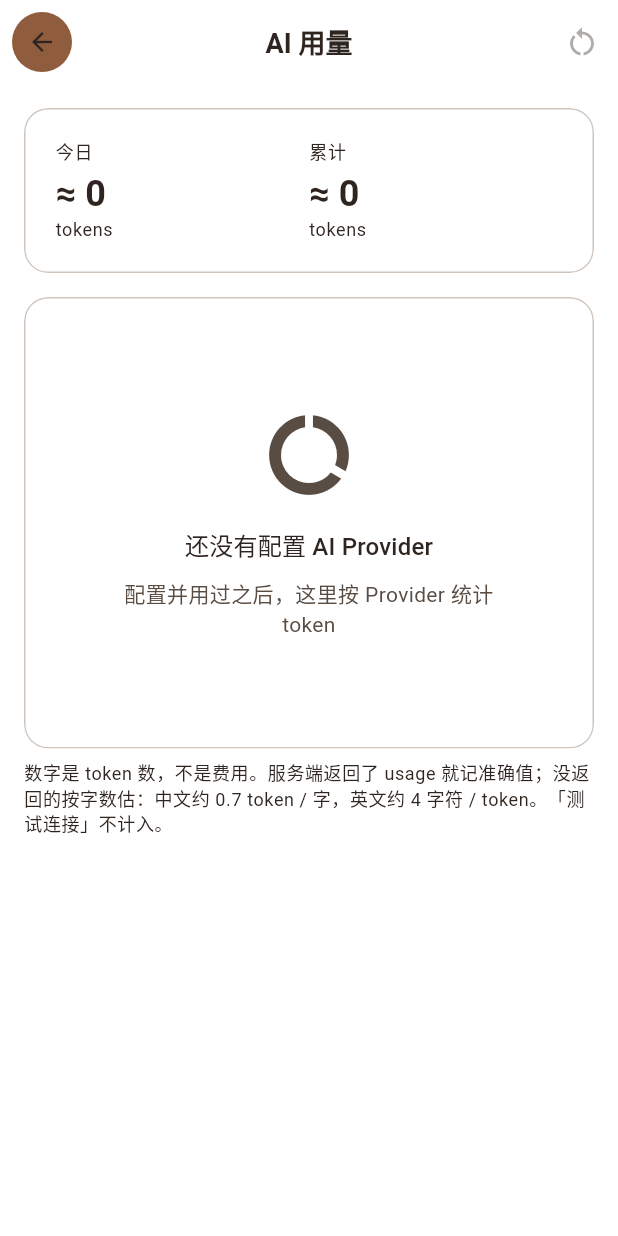
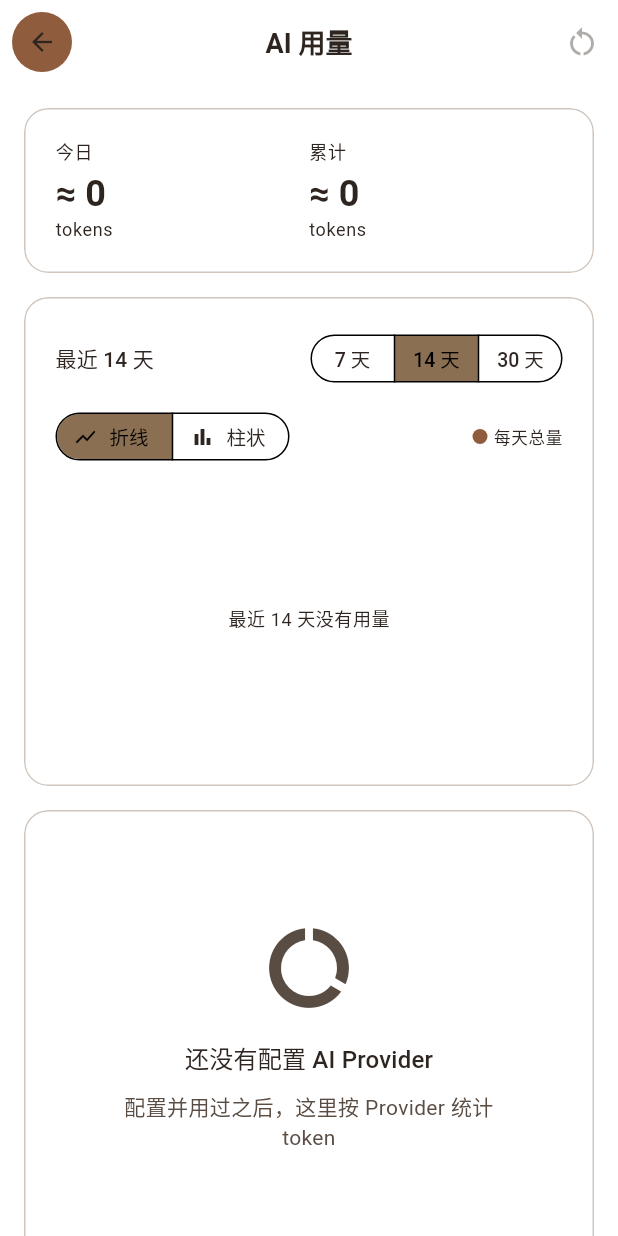
Before and after one commit to yarizm/Yunchuang, a Flutter app: the AiProviderListPage screen opened directly, after a tap on the "data usage" icon, on a phone screen of 412 x 824 dp. Run offline on Flutter 3.47's test engine with Material 3 defaults, Android fonts, the phone set to English and light mode, and no system bars; our stand-ins replace audio_service, csv, dio, drift, file_picker, flutter_markdown_plus and 6 more; missing offline and left inert: audio_session, charset_converter, desktop_drop, epubx, syncfusion_flutter_pdf, syncfusion_flutter_pdfviewer; accounts and stored records are empty; generated files the repository leaves out were written again.

Commit message:
feat(ai): 用量页加折线 / 柱状图，按天记录 token
- AiProviderUsage 改为按天记录（days: yyyy-MM-dd → 输入 / 输出 / 次数），
  只留最近 60 天；累计数单独存不受裁剪影响。老格式（顶层 today* 字段）
  照读
- AiUsageTracker.dailySeries(days, providerId) 给最近 N 天每天的用量，
  没记录的天补 0
- 用量页新增图表卡：折线（每天总量）/ 柱状（输入 / 输出堆叠）可切，
  7 / 14 / 30 天可切。CustomPainter 自绘，不引图表库

Co-Authored-By: Claude Opus 5 <noreply@anthropic.com>

```diff
--- a/lib/pages/settings/ai_usage_page.dart
+++ b/lib/pages/settings/ai_usage_page.dart
@@ -6,17 +6,26 @@ import '../../providers/ai/ai_usage.dart';
 import '../../providers/database_provider.dart';
 import '../../widgets/empty_state.dart';
 import '../../widgets/glass_container.dart';
+import '../../widgets/token_usage_chart.dart';
 import 'ai_provider_list.dart';
 
 /// 各 Provider 的 token 用量：今日 / 累计，输入 / 输出。
 ///
 /// 只是个计数器，不是账单：服务端返回了 usage 才是准确值，没返回的按字数
 /// 估，估过的请求数单独标出来。价格各家各模型都不一样，这里不折算成钱。
-class AiUsagePage extends ConsumerWidget {
+class AiUsagePage extends ConsumerStatefulWidget {
   const AiUsagePage({super.key});
 
   @override
-  Widget build(BuildContext context, WidgetRef ref) {
+  ConsumerState<AiUsagePage> createState() => _AiUsagePageState();
+}
+
+class _AiUsagePageState extends ConsumerState<AiUsagePage> {
+  TokenChartStyle _chartStyle = TokenChartStyle.line;
+  int _chartDays = 14;
+
+  @override
+  Widget build(BuildContext context) {
     final theme = Theme.of(context);
     final tracker = ref.watch(aiUsageTrackerProvider);
     final providersAsync = ref.watch(allAiProvidersProvider);
@@ -96,6 +105,13 @@ class AiUsagePage extends ConsumerWidget {
                   ],
                 ),
               ),
+              _ChartCard(
+                days: tracker.dailySeries(days: _chartDays),
+                style: _chartStyle,
+                range: _chartDays,
+                onStyleChanged: (style) => setState(() => _chartStyle = style),
+                onRangeChanged: (days) => setState(() => _chartDays = days),
+              ),
               if (rows.isEmpty)
                 const GlassContainer.stable(
                   padding: EdgeInsets.symmetric(
@@ -153,6 +169,129 @@ class AiUsagePage extends ConsumerWidget {
       ),
     );
     if (confirmed == true) reset();
+  }
+}
+
+/// 最近 N 天的用量图：折线看趋势，柱状看输入 / 输出各占多少。
+class _ChartCard extends StatelessWidget {
+  final List<AiUsageDay> days;
+  final TokenChartStyle style;
+  final int range;
+  final ValueChanged<TokenChartStyle> onStyleChanged;
+  final ValueChanged<int> onRangeChanged;
+
+  const _ChartCard({
+    required this.days,
+    required this.style,
+    required this.range,
+    required this.onStyleChanged,
+    required this.onRangeChanged,
+  });
+
+  @override
+  Widget build(BuildContext context) {
+    final theme = Theme.of(context);
+    final scheme = theme.colorScheme;
+    final hasData = days.any((d) => d.usage.totalTokens > 0);
+    return GlassContainer.stable(
+      padding: const EdgeInsets.all(20),
+      margin: const EdgeInsets.only(bottom: 16),
+      child: Column(
+        crossAxisAlignment: CrossAxisAlignment.start,
+        children: [
+          Row(
+            children: [
+              Expanded(
+                child: Text('最近 $range 天', style: theme.textTheme.titleSmall),
+              ),
+              SegmentedButton<int>(
+                key: const Key('ai-usage-chart-range'),
+                showSelectedIcon: false,
+                style: const ButtonStyle(
+                  visualDensity: VisualDensity.compact,
+                ),
+                segments: const [
+                  ButtonSegment(value: 7, label: Text('7 天')),
+                  ButtonSegment(value: 14, label: Text('14 天')),
+                  ButtonSegment(value: 30, label: Text('30 天')),
+                ],
+                selected: {range},
+                onSelectionChanged: (s) => onRangeChanged(s.first),
+              ),
+            ],
+          ),
+          const SizedBox(height: 12),
+          Row(
+            children: [
+              SegmentedButton<TokenChartStyle>(
+                key: const Key('ai-usage-chart-style'),
+                showSelectedIcon: false,
+                style: const ButtonStyle(
+                  visualDensity: VisualDensity.compact,
+                ),
+                segments: const [
+                  ButtonSegment(
+                    value: TokenChartStyle.line,
+                    label: Text('折线'),
+                    icon: Icon(Icons.show_chart, size: 16),
+                  ),
+                  ButtonSegment(
+                    value: TokenChartStyle.bar,
+                    label: Text('柱状'),
+                    icon: Icon(Icons.bar_chart, size: 16),
+                  ),
+                ],
+                selected: {style},
+                onSelectionChanged: (s) => onStyleChanged(s.first),
+              ),
+              const Spacer(),
+              if (style == TokenChartStyle.bar) ...[
+                _LegendDot(color: scheme.primary, label: '输入'),
+                const SizedBox(width: 10),
+                _LegendDot(color: scheme.tertiary, label: '输出'),
+              ] else
+                _LegendDot(color: scheme.primary, label: '每天总量'),
+            ],
+          ),
+          const SizedBox(height: 12),
+          if (hasData)
+            TokenUsageChart(days: days, style: style)
+          else
+            SizedBox(
+              height: 180,
+              child: Center(
+                child: Text(
+                  '最近 $range 天没有用量',
+                  style: theme.textTheme.bodySmall,
+                ),
+              ),
+            ),
+        ],
+      ),
+    );
+  }
+}
+
+class _LegendDot extends StatelessWidget {
+  final Color color;
+  final String label;
+
+  const _LegendDot({required this.color, required this.label});
+
+  @override
+  Widget build(BuildContext context) {
+    return Row(
+      mainAxisSize: MainAxisSize.min,
+      children: [
+        Container(
+          width: 10,
+          height: 10,
+          decoration: BoxDecoration(color: color, shape: BoxShape.circle),
+        ),
+        const SizedBox(width: 4),
+        Text(label, style: Theme.of(context).textTheme.labelSmall),
+      ],
+    );
   }
 }
 
--- a/lib/providers/ai/ai_usage.dart
+++ b/lib/providers/ai/ai_usage.dart
@@ -117,9 +117,61 @@ bool _isCjk(int unit) =>
 bool _isWhitespace(int unit) =>
     unit == 0x20 || unit == 0x09 || unit == 0x0A || unit == 0x0D;
 
+/// 某一天的用量。
+@immutable
+class AiDayUsage {
+  final int promptTokens;
+  final int completionTokens;
+  final int requests;
+
+  const AiDayUsage({
+    this.promptTokens = 0,
+    this.completionTokens = 0,
+    this.requests = 0,
+  });
+
+  static const empty = AiDayUsage();
+
+  int get totalTokens => promptTokens + completionTokens;
+
+  AiDayUsage add(AIUsage usage) => AiDayUsage(
+        promptTokens: promptTokens + usage.promptTokens,
+        completionTokens: completionTokens + usage.completionTokens,
+        requests: requests + 1,
+      );
+
+  AiDayUsage plus(AiDayUsage other) => AiDayUsage(
+        promptTokens: promptTokens + other.promptTokens,
+        completionTokens: completionTokens + other.completionTokens,
+        requests: requests + other.requests,
+      );
+
+  List<int> toJson() => [promptTokens, completionTokens, requests];
+
+  static AiDayUsage fromJson(Object? json) {
+    if (json is! List || json.length < 3) return empty;
+    int at(int i) {
+      final v = json[i];
+      return v is num ? v.toInt() : 0;
+    }
+
+    return AiDayUsage(
+      promptTokens: at(0),
+      completionTokens: at(1),
+      requests: at(2),
+    );
+  }
+}
+
 /// 一个 Provider 的累计用量。
+///
+/// 累计数单独存，不从 [days] 加总：按天的记录只保留最近 [keptDays] 天，
+/// 累计数要一直往上加。
 @immutable
 class AiProviderUsage {
+  /// 按天记录保留多少天。图表最多看 30 天，多留一倍余量。
+  static const keptDays = 60;
+
   final int promptTokens;
   final int completionTokens;
   final int requests;
@@ -127,11 +179,11 @@ class AiProviderUsage {
   /// 其中按字数估算（API 没返回 usage）的请求数。
   final int estimatedRequests;
 
-  /// 「今日」这一栏：[todayKey] 是 yyyy-MM-dd，换天就清零。
+  /// 按天的用量，键是 yyyy-MM-dd。
+  final Map<String, AiDayUsage> days;
+
+  /// 「今日」是哪一天。由 [forDay] 设定，读今日数字前要先经过它。
   final String? todayKey;
-  final int todayPromptTokens;
-  final int todayCompletionTokens;
-  final int todayRequests;
 
   /// 开始统计的时间（第一次记录或上次清零）。
   final DateTime? since;
@@ -141,57 +193,75 @@ class AiProviderUsage {
     this.completionTokens = 0,
     this.requests = 0,
     this.estimatedRequests = 0,
+    this.days = const {},
     this.todayKey,
-    this.todayPromptTokens = 0,
-    this.todayCompletionTokens = 0,
-    this.todayRequests = 0,
     this.since,
   });
 
   static const empty = AiProviderUsage();
 
   int get totalTokens => promptTokens + completionTokens;
-  int get todayTotalTokens => todayPromptTokens + todayCompletionTokens;
   bool get isEmpty => requests == 0;
 
-  /// 今日的数字只在 [dayKey] 还是同一天时有效。
+  AiDayUsage get today => days[todayKey] ?? AiDayUsage.empty;
+  int get todayPromptTokens => today.promptTokens;
+  int get todayCompletionTokens => today.completionTokens;
+  int get todayRequests => today.requests;
+  int get todayTotalTokens => today.totalTokens;
+
+  /// 把「今日」对到 [dayKey]。
   AiProviderUsage forDay(String dayKey) {
     if (todayKey == dayKey) return this;
-    return AiProviderUsage(
-      promptTokens: promptTokens,
-      completionTokens: completionTokens,
-      requests: requests,
-      estimatedRequests: estimatedRequests,
+    return _copyWith(todayKey: dayKey);
+  }
+
+  AiProviderUsage add(AIUsage usage, {required String dayKey, DateTime? now}) {
+    final nextDays = Map<String, AiDayUsage>.of(days);
+    nextDays[dayKey] = (nextDays[dayKey] ?? AiDayUsage.empty).add(usage);
+    return _copyWith(
+      promptTokens: promptTokens + usage.promptTokens,
+      completionTokens: completionTokens + usage.completionTokens,
+      requests: requests + 1,
+      estimatedRequests: estimatedRequests + (usage.estimated ? 1 : 0),
+      days: _prune(nextDays),
       todayKey: dayKey,
-      since: since,
+      since: since ?? now,
     );
   }
 
-  AiProviderUsage add(AIUsage usage, {required String dayKey, DateTime? now}) {
-    final today = forDay(dayKey);
-    return AiProviderUsage(
-      promptTokens: today.promptTokens + usage.promptTokens,
-      completionTokens: today.completionTokens + usage.completionTokens,
-      requests: today.requests + 1,
-      estimatedRequests: today.estimatedRequests + (usage.estimated ? 1 : 0),
-      todayKey: dayKey,
-      todayPromptTokens: today.todayPromptTokens + usage.promptTokens,
-      todayCompletionTokens:
-          today.todayCompletionTokens + usage.completionTokens,
-      todayRequests: today.todayRequests + 1,
-      since: today.since ?? now,
-    );
+  /// 只留最近 [keptDays] 天。键是 yyyy-MM-dd，字符串顺序就是日期顺序。
+  static Map<String, AiDayUsage> _prune(Map<String, AiDayUsage> days) {
+    if (days.length <= keptDays) return days;
+    final keys = days.keys.toList()..sort();
+    final kept = keys.sublist(keys.length - keptDays);
+    return {for (final key in kept) key: days[key]!};
   }
+
+  AiProviderUsage _copyWith({
+    int? promptTokens,
+    int? completionTokens,
+    int? requests,
+    int? estimatedRequests,
+    Map<String, AiDayUsage>? days,
+    String? todayKey,
+    DateTime? since,
+  }) =>
+      AiProviderUsage(
+        promptTokens: promptTokens ?? this.promptTokens,
+        completionTokens: completionTokens ?? this.completionTokens,
+        requests: requests ?? this.requests,
+        estimatedRequests: estimatedRequests ?? this.estimatedRequests,
+        days: days ?? this.days,
+        todayKey: todayKey ?? this.todayKey,
+        since: since ?? this.since,
+      );
 
   Map<String, Object?> toJson() => {
         'prompt': promptTokens,
         'completion': completionTokens,
         'requests': requests,
         'estimatedRequests': estimatedRequests,
-        'todayKey': todayKey,
-        'todayPrompt': todayPromptTokens,
-        'todayCompletion': todayCompletionTokens,
-        'todayRequests': todayRequests,
+        'days': {for (final e in days.entries) e.key: e.value.toJson()},
         'since': since?.toIso8601String(),
       };
 
@@ -201,19 +271,42 @@ class AiProviderUsage {
       return value is num ? value.toInt() : 0;
     }
 
+    final days = <String, AiDayUsage>{};
+    final rawDays = json['days'];
+    if (rawDays is Map) {
+      for (final entry in rawDays.entries) {
+        days[entry.key.toString()] = AiDayUsage.fromJson(entry.value);
+      }
+    } else {
+      // 老格式（v1.0.0 之后短暂用过）：今日数字平铺在顶层。
+      final todayKey = json['todayKey'];
+      if (todayKey is String && readInt('todayRequests') > 0) {
+        days[todayKey] = AiDayUsage(
+          promptTokens: readInt('todayPrompt'),
+          completionTokens: readInt('todayCompletion'),
+          requests: readInt('todayRequests'),
+        );
+      }
+    }
     final since = json['since'];
     return AiProviderUsage(
       promptTokens: readInt('prompt'),
       completionTokens: readInt('completion'),
       requests: readInt('requests'),
       estimatedRequests: readInt('estimatedRequests'),
-      todayKey: json['todayKey'] as String?,
-      todayPromptTokens: readInt('todayPrompt'),
-      todayCompletionTokens: readInt('todayCompletion'),
-      todayRequests: readInt('todayRequests'),
+      days: days,
       since: since is String ? DateTime.tryParse(since) : null,
     );
   }
+}
+
+/// 图表用的一天：日期 + 当天用量（可以是多个 Provider 加总）。
+@immutable
+class AiUsageDay {
+  final DateTime date;
+  final AiDayUsage usage;
+
+  const AiUsageDay({required this.date, required this.usage});
 }
 
 /// 按 Provider 累计 token 用量，存在偏好里（一个 JSON 串）。
@@ -237,6 +330,29 @@ class AiUsageTracker extends ChangeNotifier implements AIUsageSink {
   /// 某个 Provider 的用量，「今日」按当天折算。没记录过返回空值。
   AiProviderUsage usageFor(int providerId) =>
       (_byProvider[providerId] ?? AiProviderUsage.empty).forDay(_dayKey());
+
+  /// 最近 [days] 天每天的用量（含今天），没记录的天是 0。[providerId] 为空
+  /// 时把所有 Provider 加在一起。
+  List<AiUsageDay> dailySeries({int days = 14, int? providerId}) {
+    final now = _now();
+    final todayStart = DateTime(now.year, now.month, now.day);
+    final sources = providerId == null
+        ? _byProvider.values
+        : [if (_byProvider[providerId] != null) _byProvider[providerId]!];
+    return [
+      for (var offset = days - 1; offset >= 0; offset--)
+        () {
+          final date = todayStart.subtract(Duration(days: offset));
+          final key = _dayKey(date);
+          var usage = AiDayUsage.empty;
+          for (final source in sources) {
+            final day = source.days[key];
+            if (day != null) usage = usage.plus(day);
+          }
+          return AiUsageDay(date: date, usage: usage);
+        }(),
+    ];
+  }
 
   @override
   void record(int providerId, AIUsage usage) {
```
Also changed, not shown: lib/widgets/token_usage_chart.dart (added, +229 -0 lines), 2 other files.
